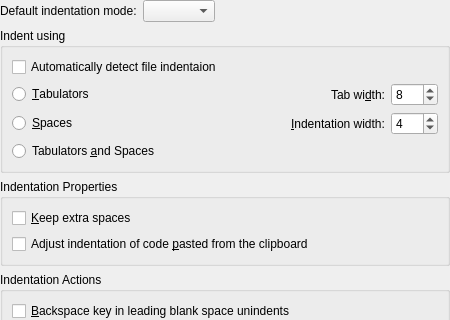
Above: src/dialogs/indentationconfigwidget.ui from KDE/ktexteditor before the change; both pictures show x 0 to 450 and y 0 to 320 of the 450 by 530 pixel window. Below: the same form after it.
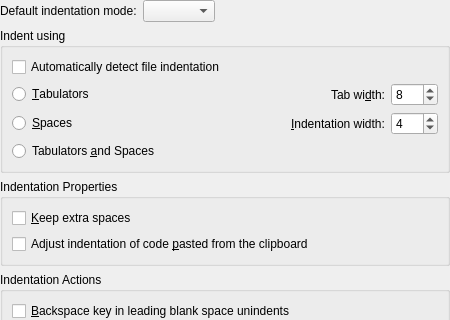
That is the form after the change. Custom widgets are drawn as their Qt base class.

```diff
--- a/src/dialogs/indentationconfigwidget.ui
+++ b/src/dialogs/indentationconfigwidget.ui
@@ -164,7 +164,7 @@
       <item row="0" column="0">
        <widget class="QCheckBox" name="chkAutoDetectIndent">
         <property name="text">
-         <string>Automatically detect file indentaion</string>
+         <string>Automatically detect file indentation</string>
         </property>
        </widget>
       </item>
```
